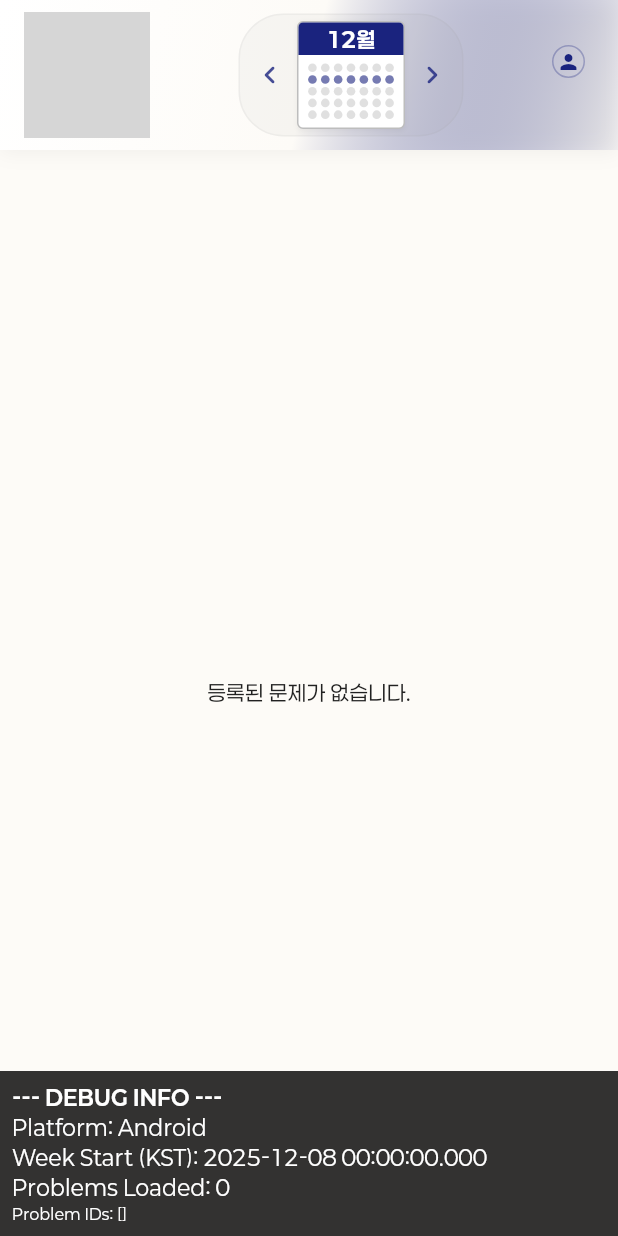
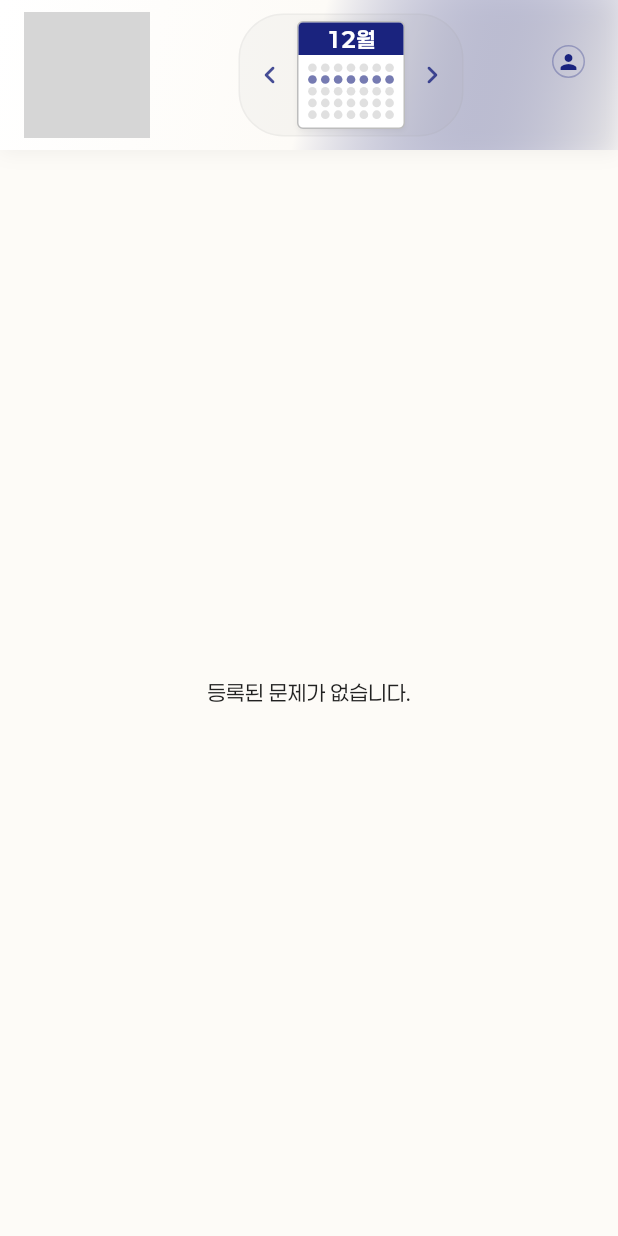
Before and after one commit to ljae/world_math, a Flutter app: the HomeScreen screen opened directly, on a phone screen of 412 x 824 dp. Run offline on Flutter 3.47's test engine with Material 3 defaults, Android fonts, the light colour scheme and no system bars; our stand-ins replace cloud_firestore, firebase_core, flutter_markdown_plus; missing offline and left inert: flutter_math_fork, markdown; accounts and stored records are empty; grey boxes are pictures that could not be loaded.

Commit message:
chore: Revert home_screen.dart to force cache update

```diff
--- a/lib/screens/home_screen.dart
+++ b/lib/screens/home_screen.dart
@@ -1,4 +1,3 @@
-import 'package:flutter/foundation.dart';
 import 'package:flutter/material.dart';
 import 'package:intl/intl.dart';
 import '../services/firestore_service.dart';
@@ -110,26 +109,6 @@ class _HomeScreenState extends State<HomeScreen> {
     }
   }
 
-  String _getPlatform() {
-    if (kIsWeb) {
-      return 'Web';
-    }
-    switch (defaultTargetPlatform) {
-      case TargetPlatform.android:
-        return 'Android';
-      case TargetPlatform.iOS:
-        return 'iOS';
-      case TargetPlatform.macOS:
-        return 'macOS';
-      case TargetPlatform.windows:
-        return 'Windows';
-      case TargetPlatform.linux:
-        return 'Linux';
-      case TargetPlatform.fuchsia:
-        return 'Fuchsia';
-    }
-  }
-
   @override
   Widget build(BuildContext context) {
     final now = DateTime.now();
@@ -139,7 +118,10 @@ class _HomeScreenState extends State<HomeScreen> {
         title: '${_currentWeekStart.year}년 ${_getWeekNumber(_currentWeekStart)}주차',
         titleWidget: LayoutBuilder(
           builder: (context, constraints) {
+            // Check available width for the title area
+            // We need enough space for Text (~150px) + Controls (~130px) + Spacing
             final showText = constraints.maxWidth > 300;
+
             return Row(
               mainAxisAlignment: showText ? MainAxisAlignment.start : MainAxisAlignment.center,
               children: [
@@ -151,7 +133,7 @@ class _HomeScreenState extends State<HomeScreen> {
                         WidgetSpan(
                           alignment: PlaceholderAlignment.top,
                           child: Padding(
-                            padding: const EdgeInsets.only(top: 4.0),
+                            padding: const EdgeInsets.only(top: 4.0), // Adjust alignment
                             child: Text(
                               '${_currentWeekStart.year}',
                               style: TextStyle(
@@ -210,19 +192,26 @@ class _HomeScreenState extends State<HomeScreen> {
           },
         ),
       ),
-      body: Stack(
-        children: [
-          _isLoading
+      body: _isLoading
           ? const Center(child: CircularProgressIndicator())
           : _problems.isEmpty
               ? const Center(child: Text("등록된 문제가 없습니다."))
               : ListView.builder(
-                      padding: const EdgeInsets.fromLTRB(16, 16, 16, 150), // Add padding to bottom
+                  padding: const EdgeInsets.all(16),
                   itemCount: _problems.length,
                   itemBuilder: (context, index) {
                     final problem = _problems[index];
+                    // Lock logic: Lock if problem date is in the future relative to REAL time
+                    // But allow viewing past weeks.
+                    // If we are viewing a past week, all should be unlocked (unless future relative to now).
+                    // If we are viewing future week, all locked.
+
+                    // Simple check: is problem.date > now?
+                    // Note: problem.date might have time 00:00.
+                    // If today is Mon, Mon problem (00:00) is <= now.
                     final isLocked = problem.date.isAfter(now) && !isSameDay(problem.date, now);
                     final isSolved = _solvedIds.contains(problem.id);
+
                     final weekDays = ['월', '화', '수', '목', '금', '토', '일'];
                     final koreanDay = weekDays[problem.date.weekday - 1];
 
@@ -231,15 +220,13 @@ class _HomeScreenState extends State<HomeScreen> {
                       child: AnimatedCard(
                         index: index,
                         color: isLocked ? Colors.grey[200] : Colors.white,
-                            onTap: isLocked
-                                ? () {
+                        onTap: isLocked ? () {
                           CustomSnackbar.show(
                             context,
                             message: '아직 공개되지 않은 문제입니다.',
                             type: SnackbarType.warning,
                           );
-                                  }
-                                : () => _openProblem(problem),
+                        } : () => _openProblem(problem),
                         child: ListTile(
                           contentPadding: const EdgeInsets.symmetric(horizontal: 16, vertical: 8),
                           leading: Hero(
@@ -300,27 +287,6 @@ class _HomeScreenState extends State<HomeScreen> {
                     );
                   },
                 ),
-          Positioned(
-            bottom: 0,
-            left: 0,
-            right: 0,
-            child: Container(
-              color: Colors.black.withOpacity(0.8),
-              padding: const EdgeInsets.all(8.0),
-              child: Column(
-                crossAxisAlignment: CrossAxisAlignment.start,
-                children: [
-                  const Text('--- DEBUG INFO ---', style: TextStyle(color: Colors.white, fontWeight: FontWeight.bold)),
-                  Text('Platform: ${_getPlatform()}', style: const TextStyle(color: Colors.white)),
-                  Text('Week Start (KST): $_currentWeekStart', style: const TextStyle(color: Colors.white)),
-                  Text('Problems Loaded: ${_problems.length}', style: const TextStyle(color: Colors.white)),
-                  Text('Problem IDs: ${_problems.map((p) => p.id).toList()}', style: const TextStyle(color: Colors.white, fontSize: 10)),
-                ],
-              ),
-            ),
-          ),
-        ],
-      ),
     );
   }
 
```
Lines whose indentation alone changed are shown as unchanged.
